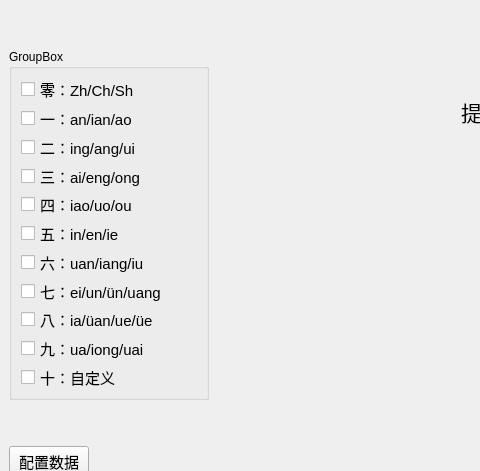
The window that Gui.ui (scnf-8848/shuangpin) describes before a commit, drawn with Qt 5; both pictures show x 0 to 480 and y 0 to 471 of the 800 by 600 pixel window.
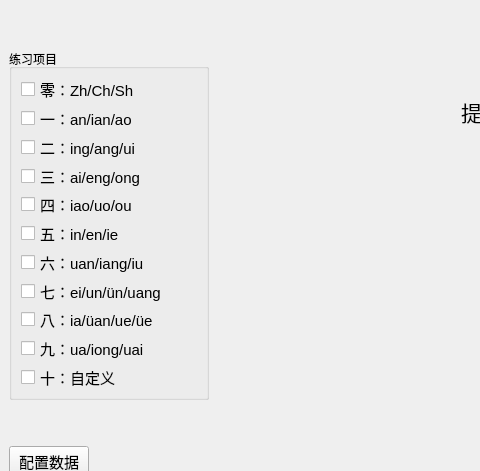
The same window after the commit. Icons and pictures are not drawn.

What changed in the file:
```diff
--- a/Gui.ui
+++ b/Gui.ui
@@ -67,7 +67,7 @@
          </size>
         </property>
         <property name="title">
-         <string>GroupBox</string>
+         <string>练习项目</string>
         </property>
         <layout class="QVBoxLayout" name="verticalLayout">
          <item>
```
Left out of the diff: 2 changed lines with no effect on the pictures.
